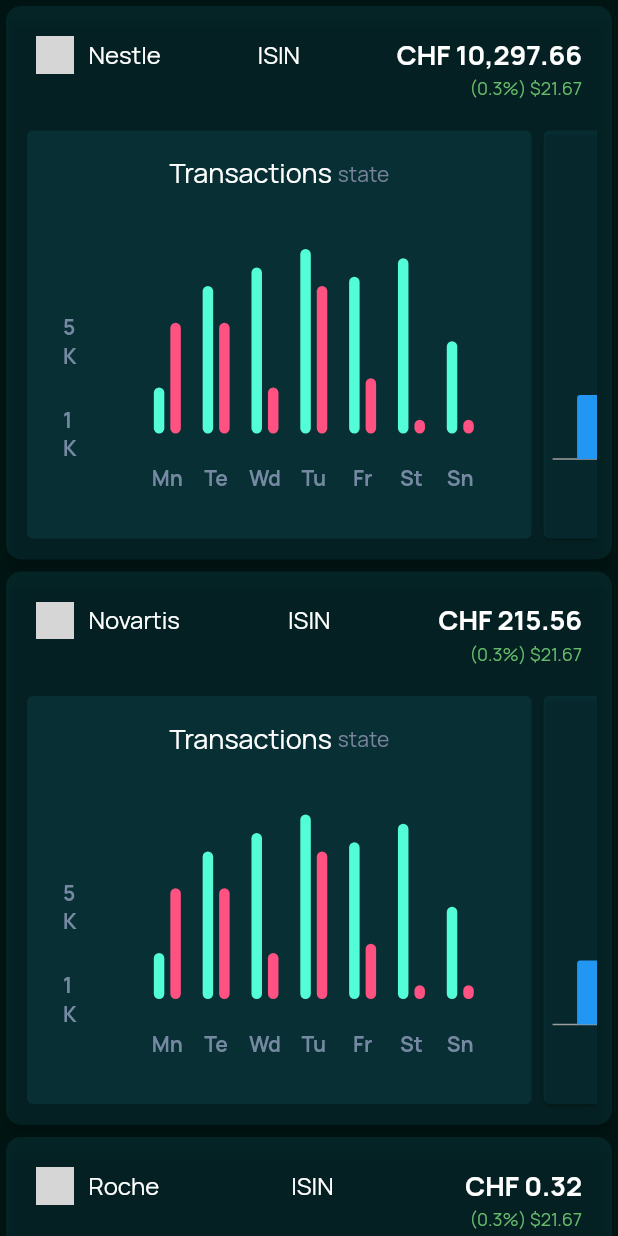
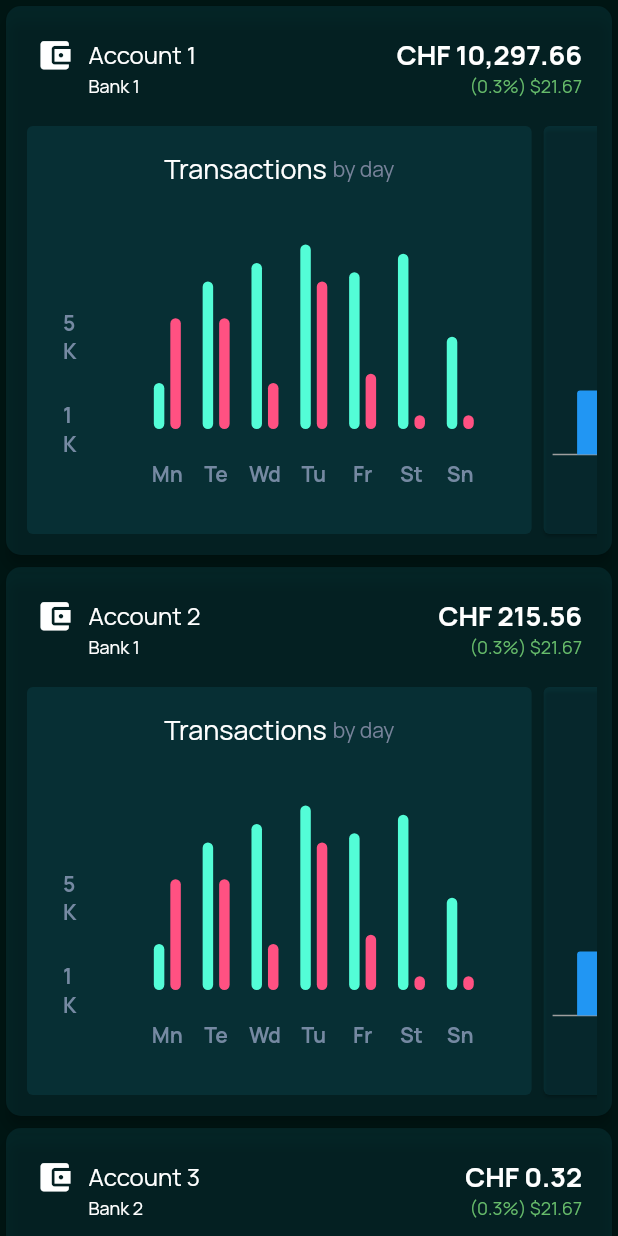
Before and after one commit to pierrickmartino/walletexplorer, a Flutter app: the Accounts screen opened directly, on a phone screen of 412 x 824 dp. Run offline on Flutter 3.47's test engine with Material 2 defaults, Android fonts, the phone set to English and light mode, and no system bars; drawn by our look-alikes of fl_chart; our stand-ins replace charts_flutter, cloud_firestore, firebase_auth, firebase_database; accounts and stored records are empty; grey boxes are pictures that could not be loaded.

Commit message:
Accounts - Page layout re-organization

```diff
--- a/lib/screens/accounts.dart
+++ b/lib/screens/accounts.dart
@@ -22,6 +22,7 @@ class _AccountsState extends State<Accounts> {
             icon: asset['icon'],
             rate: asset['rate'],
             currency: asset['currency'],
+            depositary: asset['depositary'],
             color: asset['color'],
           );
         },
--- a/lib/util/const.dart
+++ b/lib/util/const.dart
@@ -12,7 +12,7 @@ class Constants {
   static Color darkPrimary = Color(0xff001513);
   static Color darkBG = Color(0xff001513);
   static Color darkSecondary = Color(0xffF7F7FF);
-  static Color darkAccent = Color(0xff23B5D3);
+  static Color darkAccent = Color(0xff53fdd7); // 0xff23B5D3
   static Color darkBarColor = Color(0xffE0FF4F);
   static Color darkUnusedColor = Color(0xffEA526F);
   static Color darkCardColor = Color(0x1A23B5D3);
--- a/lib/util/data.dart
+++ b/lib/util/data.dart
@@ -22,42 +22,47 @@ List types = ["recieved", "sent"];
 List assets = [
   {
     "icon": "asset_icon.png",
-    "name": "Nestle",
+    "name": "Account 1",
     "alt": "NNN",
     "rate": r"10,297.66",
     "currency": "CHF",
+    "depositary": "Bank 1",
     "color": charts.MaterialPalette.blue.shadeDefault,
   },
   {
     "icon": "asset_icon.png",
-    "name": "Novartis",
+    "name": "Account 2",
     "alt": "NOV",
     "rate": r"215.56",
     "currency": "CHF",
+    "depositary": "Bank 1",
     "color": charts.MaterialPalette.blue.shadeDefault,
   },
   {
     "icon": "asset_icon.png",
-    "name": "Roche",
+    "name": "Account 3",
     "alt": "ROC",
     "rate": r"0.32",
     "currency": "CHF",
+    "depositary": "Bank 2",
     "color": charts.MaterialPalette.blue.shadeDefault,
   },
   {
     "icon": "asset_icon.png",
-    "name": "Logitech",
+    "name": "Account 4",
     "alt": "LTC",
     "rate": r"94.29",
     "currency": "CHF",
+    "depositary": "Bank 4",
     "color": charts.MaterialPalette.blue.shadeDefault,
   },
   {
     "icon": "asset_icon.png",
-    "name": "UBS",
+    "name": "Account 5",
     "alt": "UBS",
     "rate": r"82.57",
     "currency": "CHF",
+    "depositary": "Bank 5",
     "color": charts.MaterialPalette.blue.shadeDefault,
   },
 ];
--- a/lib/widgets/account.dart
+++ b/lib/widgets/account.dart
@@ -9,8 +9,16 @@ class Account extends StatefulWidget {
   final String icon;
   final String rate;
   final String currency;
+  final String depositary;
   final charts.Color color;
-  Account({Key key, this.name, this.icon, this.rate, this.color, this.currency})
+  Account(
+      {Key key,
+      this.name,
+      this.icon,
+      this.rate,
+      this.color,
+      this.currency,
+      this.depositary})
       : super(key: key);
 
   @override
@@ -144,25 +152,13 @@ class _AccountState extends State<Account> {
               children: <Widget>[
                 Row(
                   children: <Widget>[
-                    Image.asset(
-                      "${widget.icon}",
-                      height: 25,
-                      width: 25,
+                    Icon(
+                      Icons.account_balance_wallet,
+                      size: 25,
                     ),
                     SizedBox(width: 10),
                     Text(
                       "${widget.name}",
-                      style: TextStyle(
-                        fontSize: 16,
-                      ),
-                    ),
-                  ],
-                ),
-                //todo : align with other assets
-                Row(
-                  children: <Widget>[
-                    Text(
-                      "ISIN",
                       style: TextStyle(
                         fontSize: 16,
                       ),
@@ -185,7 +181,17 @@ class _AccountState extends State<Account> {
               mainAxisSize: MainAxisSize.max,
               mainAxisAlignment: MainAxisAlignment.spaceBetween,
               children: <Widget>[
-                Text(" "),
+                Row(
+                  children: <Widget>[
+                    SizedBox(width: 35),
+                    Text(
+                      "${widget.depositary}",
+                      style: TextStyle(
+                        fontSize: 12,
+                      ),
+                    ),
+                  ],
+                ),
                 Text(
                   r"(0.3%) $21.67",
                   style: TextStyle(
@@ -230,7 +236,7 @@ class _AccountState extends State<Account> {
                               width: 4,
                             ),
                             const Text(
-                              'state',
+                              'by day',
                               style: TextStyle(
                                   color: Color(0xff77839a), fontSize: 14),
                             ),
```
Also changed, not shown: 1 other file.
